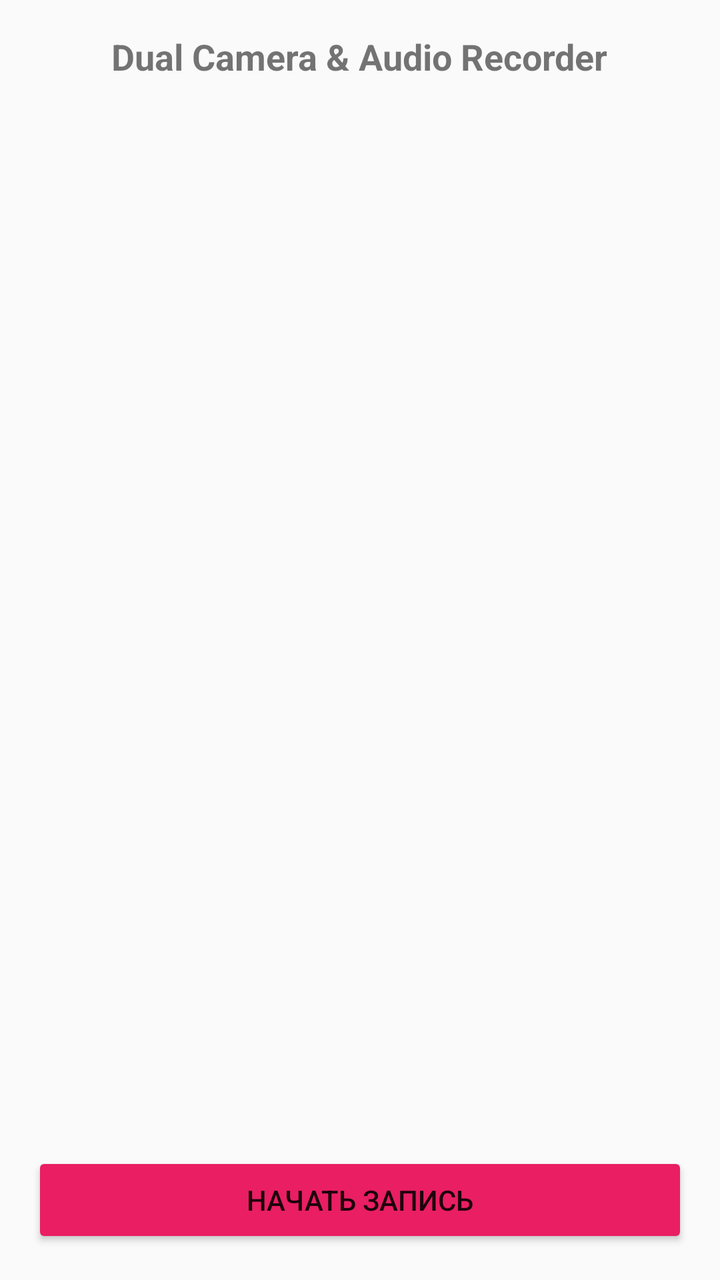
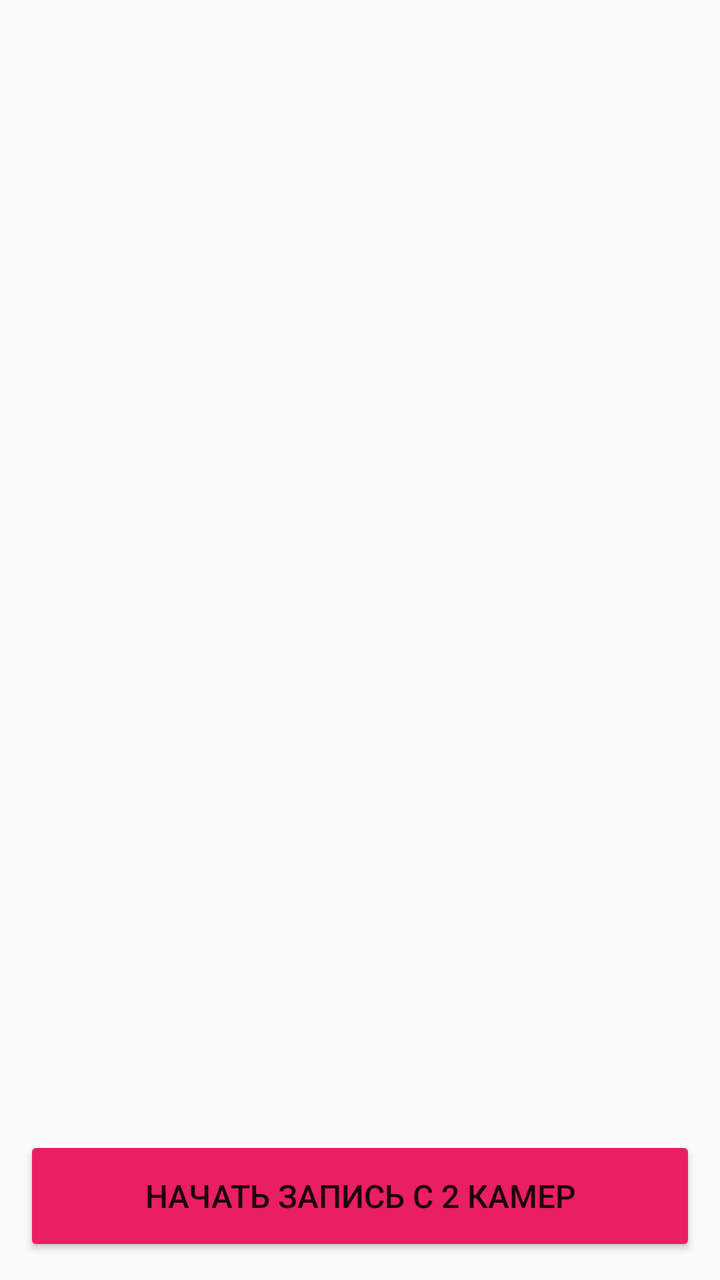

Compare the two renders of this Android layout. The source of the first and the diff that turns it into the second are given below.
<!-- AndroidManifest.xml: application theme Theme.AppCompat.Light.DarkActionBar -->
<!-- res/layout/activity_main.xml -->
<?xml version="1.0" encoding="utf-8"?>
<LinearLayout xmlns:android="http://schemas.android.com/apk/res/android"
    android:layout_width="match_parent"
    android:layout_height="match_parent"
    android:orientation="vertical"
    android:padding="16dp"
    android:gravity="center">

    <TextView
        android:layout_width="wrap_content"
        android:layout_height="wrap_content"
        android:text="Dual Camera &amp; Audio Recorder"
        android:textSize="18sp"
        android:textStyle="bold"
        android:layout_marginBottom="12dp"/>

    <TextureView
        android:id="@+id/textureView1"
        android:layout_width="match_parent"
        android:layout_height="0dp"
        android:layout_weight="1"
        android:layout_marginBottom="8dp"/>

    <TextureView
        android:id="@+id/textureView2"
        android:layout_width="match_parent"
        android:layout_height="0dp"
        android:layout_weight="1"
        android:layout_marginBottom="16dp"/>

    <Button
        android:id="@+id/btnRecord"
        android:layout_width="match_parent"
        android:layout_height="wrap_content"
        android:text="Начать запись"
        android:backgroundTint="#E91E63"/>

</LinearLayout>
<!-- resources referenced by this layout -->
<resources>

</resources>

<!-- the commit's change to res/layout/activity_main.xml (unified diff, before → after) -->
@@ -3,16 +3,8 @@
     android:layout_width="match_parent"
     android:layout_height="match_parent"
     android:orientation="vertical"
-    android:padding="16dp"
+    android:padding="12dp"
     android:gravity="center">
-
-    <TextView
-        android:layout_width="wrap_content"
-        android:layout_height="wrap_content"
-        android:text="Dual Camera &amp; Audio Recorder"
-        android:textSize="18sp"
-        android:textStyle="bold"
-        android:layout_marginBottom="12dp"/>
 
     <TextureView
         android:id="@+id/textureView1"
@@ -26,13 +18,14 @@
         android:layout_width="match_parent"
         android:layout_height="0dp"
         android:layout_weight="1"
-        android:layout_marginBottom="16dp"/>
+        android:layout_marginBottom="12dp"/>
 
     <Button
         android:id="@+id/btnRecord"
         android:layout_width="match_parent"
-        android:layout_height="wrap_content"
-        android:text="Начать запись"
+        android:layout_height="60dp"
+        android:text="Начать запись с 2 камер"
+        android:textSize="16sp"
         android:backgroundTint="#E91E63"/>
 
 </LinearLayout>
